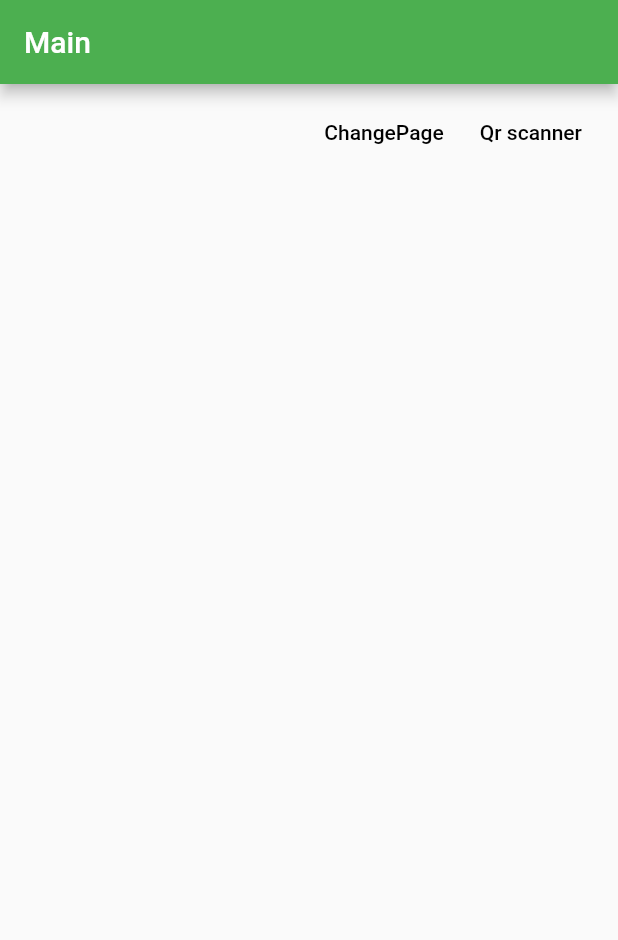
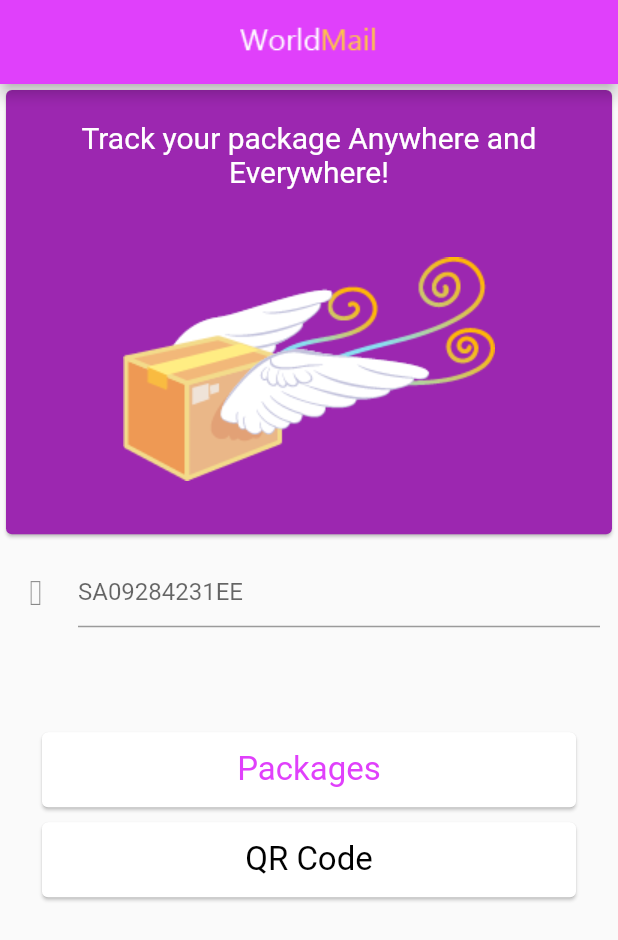
Before and after one commit to RomanKameniev/WorldMail, a Flutter app: the screen it shows after launch, on a phone screen of 412 x 824 dp. Shown: the top 940 px of the screen. Run offline on Flutter 3.47's test engine with Material 2 defaults, Android fonts, the phone set to English and light mode, and no system bars; missing offline and left inert: qrcode.

Commit message:
-added template for mobile

```diff
--- a/mobile/lib/home.dart
+++ /dev/null
@@ -1,66 +0,0 @@
-import 'package:flutter/material.dart';
-
-class MainPage extends StatefulWidget {
-  MainPage({Key key, this.title}) : super(key: key);
-  final String title;
-
-  //@override
-  _HomePageState createState() => _HomePageState();
-//  @override
-/*  Widget build(BuildContext context) {
-    return Scaffold(
-      appBar: AppBar(
-        title: Text("Main"),
-      ),
-    );
-  }*/
-}
-
-class _HomePageState extends State<MainPage> {
-  //page_counter = 0;
-  String page = "Main";
-  String _scanner, value = "";
-
-  void _changeScreen(String screen) {
-    setState(() {
-      page = screen;
-    });
-  }
-
-  /*void _incrementCounter() {
-    setState(() {
-      page_counter++;
-    });
-  }*/
-
-  @override
-  Widget build(BuildContext context) {
-    return Scaffold(
-        appBar: AppBar(title: Text(page.toString())),
-        body: ButtonBar(
-          children: <Widget>[
-            FlatButton(
-                child: Text("ChangePage"),
-                onPressed: () {
-                  _changeScreen("New screen");
-                  Navigator.pushNamed(context, '/packages');
-                }),
-            FlatButton(
-              child: Text("Qr scanner"),
-              onPressed: () {
-                 Navigator.pushNamed(context, '/qrscan');
-              },
-            ),
-            Text(value.toString())
-          ],
-        )
-        /*
-      FlatButton(
-        child: Text("ChangePage"),
-        onPressed: (){
-          _changeScreen("New screen");
-          Navigator.pushNamed(context, '/packages');
-        },*/
-        );
-  }
-}
--- a/mobile/lib/main.dart
+++ b/mobile/lib/main.dart
@@ -1,6 +1,7 @@
 import 'package:flutter/material.dart';
-import 'home.dart';
-import 'qrscanner.dart';
+import 'pages/home.dart';
+import 'pages/qrscanner.dart';
+import 'pages/packages.dart';
 
 void main() => runApp(MyApp());
 
@@ -16,13 +17,13 @@ class MyApp extends StatelessWidget {
       home: MainPage(),
       initialRoute: '/',
       routes: <String, WidgetBuilder>{
-        '/packages': (BuildContext context) => Packages(title: "page A"),
+        '/packages': (BuildContext context) => Packages(),
         '/qrscan'  : (BuildContext context) => QRScan(title: "Scanning"),
       },
     );
   }
 }
-
+/*
 class Packages extends StatefulWidget {
   Packages({Key key, this.title}) : super(key: key);
   final String title;
@@ -41,6 +42,7 @@ class Packages extends StatefulWidget {
 }
 
 class _PackagesState extends State<Packages> {
+
   //page_counter = 0;
   String page = "Main";
   void _changeScreen(String screen) {
@@ -68,3 +70,5 @@ class _PackagesState extends State<Packages> {
     );
   }
 }
+
+*/
--- /dev/null
+++ b/mobile/lib/pages/home.dart
@@ -0,0 +1,142 @@
+import 'package:flutter/material.dart';
+import 'package:flutter/cupertino.dart';
+
+class MainPage extends StatefulWidget {
+  MainPage({Key key, this.title}) : super(key: key);
+  final String title;
+
+  //@override
+  _HomePageState createState() => _HomePageState();
+//  @override
+/*  Widget build(BuildContext context) {
+    return Scaffold(
+      appBar: AppBar(
+        title: Text("Main"),
+      ),
+    );
+  }*/
+}
+
+class _HomePageState extends State<MainPage> {
+  //page_counter = 0;
+  String page = "WorldMail";
+  // String _scanner, value = "";
+
+  /* void _changeScreen(String screen) {
+    setState(() {
+      page = screen;
+    });
+  }
+*/
+  /*void _incrementCounter() {
+    setState(() {
+      page_counter++;
+    });
+  }*/
+  String assetName = 'assets/image.svg';
+
+  @override
+  Widget build(BuildContext context) {
+    return Scaffold(
+      resizeToAvoidBottomInset: false,
+    //  backgroundColor: Colors.white,
+      appBar: AppBar(
+        title: Image(
+          image: AssetImage("assets/logo-small.png"),
+        ), //Text(page.toString()),
+        centerTitle: true,
+        //    centerTitle: true,
+        backgroundColor: Colors.purpleAccent,
+      ),
+      body: SingleChildScrollView(
+        child: Column(
+          crossAxisAlignment: CrossAxisAlignment.stretch,
+          children: <Widget>[
+            Card(
+              color: Colors.purple,
+                child: Column(
+              children: <Widget>[
+                Padding(
+                  padding: const EdgeInsets.fromLTRB(12, 20, 12, 20),
+                  child: Center(
+                    child: Text(
+                      "Track your package Anywhere and Everywhere!",
+                      textAlign: TextAlign.center,
+                      style: TextStyle(fontSize: 20, color: Colors.white),
+                    ),
+                  ),
+                ),
+                Padding(
+                  padding: const EdgeInsets.fromLTRB(12, 10, 12, 20),
+                  child: Center(
+                    child: Image(
+                      image: AssetImage("assets/package.png"),
+                      width: 300,
+                    ),
+                  ),
+                ),
+              ],
+            )),
+            Padding(
+              padding: const EdgeInsets.fromLTRB(12, 10, 12, 20),
+              child: Center(
+                child: TextField(
+                  autofocus: false,
+                  textCapitalization: TextCapitalization.words,
+                  decoration: InputDecoration(
+                    hintText: "SA09284231EE",
+                    fillColor: Colors.white,
+                    icon: Icon(const IconData(0xf3db,
+                        fontFamily: CupertinoIcons.iconFont,
+                        fontPackage: CupertinoIcons.iconFontPackage)),
+                  ),
+                ),
+              ),
+            ),
+            Padding(
+                padding: const EdgeInsets.fromLTRB(12, 40, 12, 0),
+                child: Column(
+                  children: <Widget>[
+                    FlatButton(
+                        child: Card(
+                          margin: EdgeInsets.fromLTRB(0, 10, 0, 0),
+                          child: Padding(
+                            padding: const EdgeInsets.all(12),
+                            child: Center(
+                                child: Text("Packages",
+                                    style: TextStyle(
+                                      fontSize: 22,
+                                      color: Colors.purpleAccent,
+                                    ))),
+                          ),
+                        ),
+                        onPressed: () {
+                          //  _changeScreen("New screen");
+                          Navigator.pushNamed(context, '/packages');
+                        }),
+                    FlatButton(
+                      child: Card(
+                        margin: EdgeInsets.fromLTRB(0, 10, 0, 0),
+                        child: Padding(
+                          padding: const EdgeInsets.all(12),
+                          child: Center(
+                              child: Text("QR Code",
+                                  style: TextStyle(
+                                    fontSize: 22,
+                                    color: Colors.black,
+                                  ))),
+                        ),
+                      ),
+                      onPressed: () {
+                        Navigator.pushNamed(context, '/qrscan');
+                      },
+                    ),
+                    // Text(value.toString())
+                  ],
+                )),
+          ],
+        ),
+      ),
+    );
+  }
+}
--- a/mobile/pubspec.yaml
+++ b/mobile/pubspec.yaml
@@ -40,9 +40,9 @@ flutter:
   # the material Icons class.
   uses-material-design: true
   # To add assets to your application, add an assets section, like this:
-  # assets:
-  #  - images/a_dot_burr.jpeg
-  #  - images/a_dot_ham.jpeg
+  assets:
+    - assets/
+  #  - assets/a_dot_ham.jpeg
   # An image asset can refer to one or more resolution-specific "variants", see
   # https://flutter.dev/assets-and-images/#resolution-aware.
   # For details regarding adding assets from package dependencies, see
```
Also changed, not shown: mobile/lib/components/packagetumb.dart (added, +7 -0 lines), mobile/lib/pages/packages.dart (added, +73 -0 lines), mobile/assets/finder.png (added), mobile/assets/loader.png (added), mobile/assets/logo-big.png (added), mobile/assets/logo-small.png (added), mobile/assets/package.png (added), mobile/assets/package.svg (added), mobile/lib/packages.dart (deleted), mobile/lib/pages/login.dart (added), mobile/lib/pages/package.dart (renamed from mobile/lib/package.dart), mobile/lib/pages/qrscanner.dart (renamed from mobile/lib/qrscanner.dart), 4 other files.
